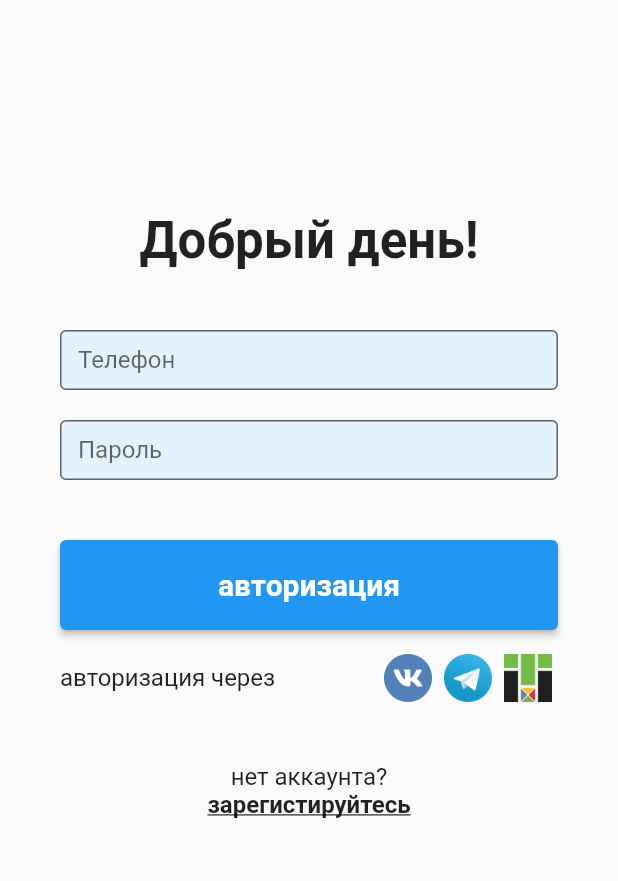
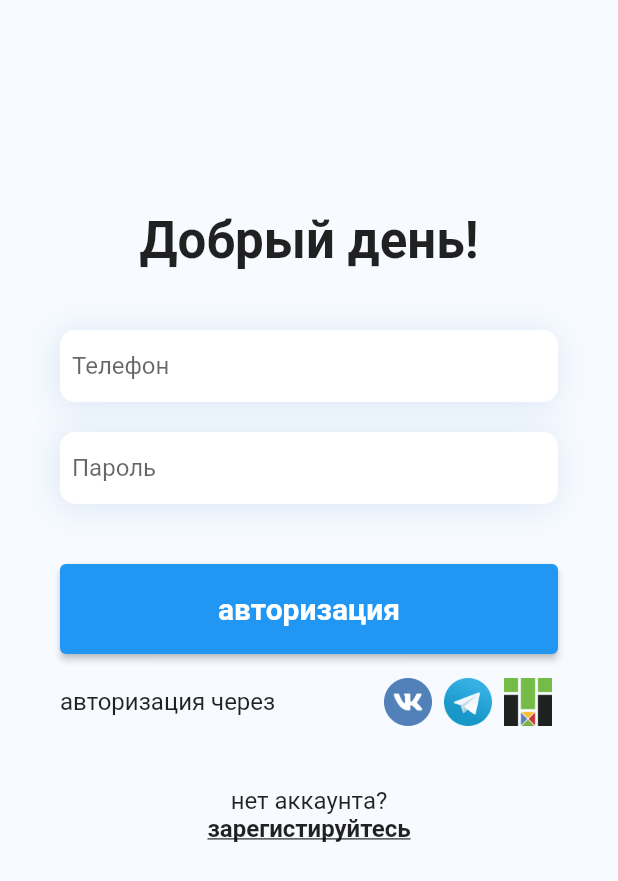
Before and after one commit to aiekseu/tomsk_fintech_hack, a Flutter app: the AuthPage screen opened directly, on a phone screen of 412 x 824 dp. Shown: the top 881 px of the screen. Run offline on Flutter 3.47's test engine with Material 2 defaults, Android fonts, the phone set to English and light mode, and no system bars; our stand-ins replace animated_bottom_navigation_bar, flutter_multi_formatter, flutter_riverpod, introduction_screen.

Commit message:
added auth version 3.0

```diff
--- a/lib/app/authorization/auth_page.dart
+++ b/lib/app/authorization/auth_page.dart
@@ -22,11 +22,37 @@ class AuthPage extends ConsumerWidget {
     final phoneNumber = watch(phoneNumberProvider);
     final password = watch(passwordProvider);
 
+    _buildShadowBox() {
+      return BoxDecoration(
+        // borderRadius: BorderRadius.circular(30), //border corner radius
+        boxShadow: [
+          BoxShadow(
+            color: Color.fromRGBO(13, 71, 161, 0.12), //color of shadow
+            blurRadius: 20, // blur radius
+            offset: Offset(-2, 2), // changes position of shadow
+          ),
+        ],
+      );
+    }
+
+    _buildInputDecoration(hintText) {
+      return InputDecoration(
+        fillColor: Colors.white,
+        filled: true,
+        border: OutlineInputBorder(
+          borderSide: BorderSide.none,
+          borderRadius: BorderRadius.circular(10.0),
+        ),
+        contentPadding: EdgeInsets.all(8),
+        hintText: hintText,
+      );
+    }
+
     return Scaffold(
+      backgroundColor: Color(0xffF7FBFF),
       body: SafeArea(
-        child: Padding(
+        child: ListView(
           padding: const EdgeInsets.all(40.0),
-          child: ListView(
           // mainAxisAlignment: MainAxisAlignment.center,
           // crossAxisAlignment: CrossAxisAlignment.center,
           children: [
@@ -39,19 +65,12 @@ class AuthPage extends ConsumerWidget {
             ),
             SizedBox(height: 40),
             Container(
-                height: 40,
+              decoration: _buildShadowBox(),
               child: TextField(
                 obscureText: false,
-                  decoration: InputDecoration(
-                    fillColor: Color(0xffE3F2FD),
-                    filled: true,
-                    border: OutlineInputBorder(),
-                    labelText: 'Телефон',
-                  ),
+                decoration: _buildInputDecoration('Телефон'),
                 keyboardType: TextInputType.number,
-                  inputFormatters: [
-                    MaskedInputFormatter('+#-###-###-####')
-                  ],
+                inputFormatters: [MaskedInputFormatter('+#-###-###-####')],
                 onChanged: (text) {
                   phoneNumber.state = text;
                 },
@@ -59,22 +78,16 @@ class AuthPage extends ConsumerWidget {
             ),
             SizedBox(height: 20),
             Container(
-                height: 40,
+              decoration: _buildShadowBox(),
               child: TextField(
                 obscureText: true,
-                  decoration: InputDecoration(
-                    fillColor: Color(0xffE3F2FD),
-                    filled: true,
-                    border: OutlineInputBorder(),
-                    labelText: 'Пароль',
-                  ),
+                decoration: _buildInputDecoration('Пароль'),
                 onChanged: (text) {
                   password.state = text;
                 },
               ),
             ),
             SizedBox(height: 40),
-
             ElevatedButton(
               style: ElevatedButton.styleFrom(
                   textStyle:
@@ -82,7 +95,8 @@ class AuthPage extends ConsumerWidget {
                   minimumSize: Size.fromHeight(60)),
               child: Text("авторизация"),
               onPressed: () {
-                  if (phoneNumber.state == "+7-777-777-7777" && password.state == "1234") {
+                if (phoneNumber.state == "+7-777-777-7777" &&
+                    password.state == "1234") {
                   userAuthenticated.state = true;
                 }
               },
@@ -118,7 +132,8 @@ class AuthPage extends ConsumerWidget {
               ],
             ),
             SizedBox(height: 40),
-              Center(child: Text("нет аккаунта?", style: TextStyle(fontSize: 16))),
+            Center(
+                child: Text("нет аккаунта?", style: TextStyle(fontSize: 16))),
             Center(
               child: GestureDetector(
                 child: Text("зарегистируйтесь",
@@ -134,7 +149,6 @@ class AuthPage extends ConsumerWidget {
           ],
         ),
       ),
-      ),
     );
   }
 }
--- /dev/null
+++ b/lib/app/edit/edit_person_info_provider.dart
@@ -0,0 +1,9 @@
+import 'package:flutter_riverpod/flutter_riverpod.dart';
+
+final fullNameProvider = StateProvider((ref) => "");
+final birthdayProvider = StateProvider((ref) => "");
+final emailProvider = StateProvider((ref) => "");
+final phoneNumberProvider = StateProvider((ref) => "");
+final passwordProvider = StateProvider((ref) => "");
+final passportSerial = StateProvider((ref) => "");
+final passportNum = StateProvider((ref) => "");
```
Also changed, not shown: lib/app/edit/edit_company_info_provider.dart (added, +12 -0 lines), lib/app/sign_up/sign_up_page.dart (+39 -43 lines), lib/app/edit/edit_company_info_page.dart (added), lib/app/edit/edit_person_info_page.dart (added). Lines whose indentation alone changed are shown as unchanged.
